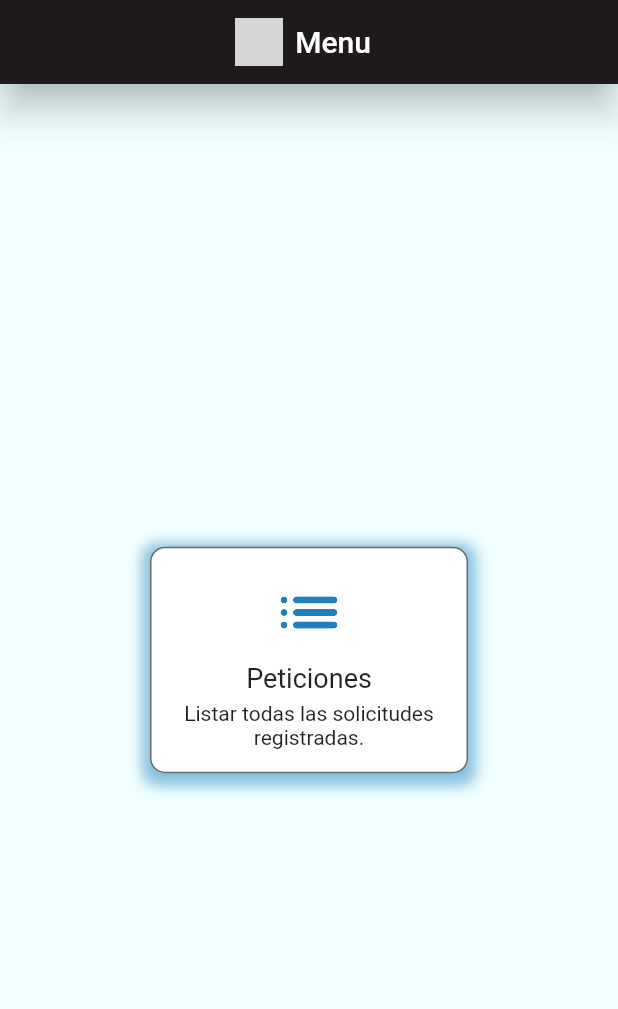
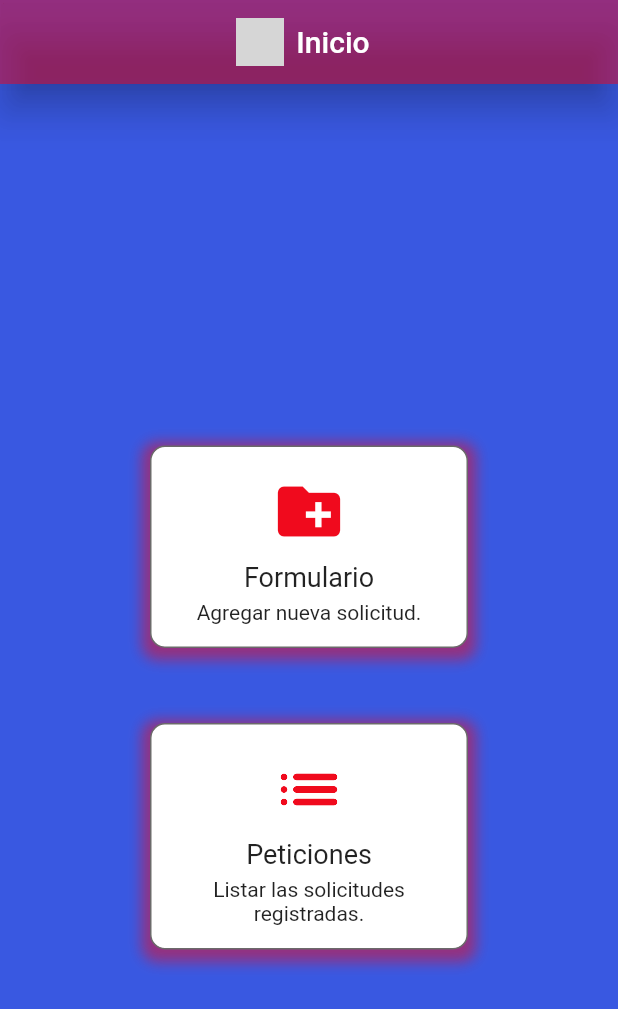
Before and after one commit to luis1234569/flutter_crud, a Flutter app: the screen it shows after launch, on a phone screen of 412 x 824 dp. Shown: the top 1009 px of the screen. Run offline on Flutter 3.47's test engine with Material 2 defaults, Android fonts, the phone set to English and light mode, and no system bars; our stand-ins replace flutter_rating_bar; network calls fail; grey boxes are pictures that could not be loaded.

Commit message:
creacion del icono eliminar cambio de colores mensajes en eliminar actualizar y crear nuevo widget de crear reubicacion del icono de crear

```diff
--- a/grupo_5_b_/lib/screens/home.dart
+++ b/grupo_5_b_/lib/screens/home.dart
@@ -20,7 +20,7 @@ class HomeScreen extends StatelessWidget {
               height: 32,
             ),
             Container(
-                padding: const EdgeInsets.all(8.0), child: const Text('Menu'))
+                padding: const EdgeInsets.all(8.0), child: const Text('Inicio'))
           ],
         ),
       ),
@@ -33,6 +33,57 @@ class HomeScreen extends StatelessWidget {
             child: Column(
               mainAxisAlignment: MainAxisAlignment.center,
               children: [
+
+                Padding(
+                  padding: const EdgeInsets.all(50),
+                  child: Container(
+                    decoration: BoxDecoration(
+                        borderRadius: const BorderRadius.all(Radius.circular(10)),
+                        boxShadow: [
+                          BoxShadow(
+                            color: AppTheme.secondary.withOpacity(0.5),
+                            spreadRadius: 5,
+                            blurRadius: 7,
+                            offset:
+                                const Offset(0, 3), // changes position of shadow
+                          )
+                        ],
+                        color: const Color.fromARGB(255, 255, 255, 255),
+                        border: Border.all(
+                            color: const Color.fromARGB(255, 107, 106, 106))),
+                    padding: const EdgeInsets.all(10),
+                    child: SizedBox(
+                      width: 190,
+                      child: Column(
+                        children: [
+                          IconButton(
+                            iconSize: 50.0,
+                            icon: const Icon(Icons.create_new_folder),
+                            color: AppTheme.secondary,
+                            onPressed: () {
+                              Navigator.pushNamed(context,'request-form');
+                            },
+                          ),
+                          const Text(
+                            "Formulario",
+                            style: TextStyle(fontSize: 18),
+                          ),
+                          const Padding(
+                            padding: EdgeInsets.all(5),
+                            child: Text(
+                              "Agregar nueva solicitud.",
+                              style: TextStyle(
+                                fontSize: 14,
+                              ),
+                              textAlign: TextAlign.center,
+                            ),
+                          )
+                        ],
+                      ),
+                    ),
+                  ),
+                ),
+
                 Container(
                   decoration: BoxDecoration(
                       borderRadius: const BorderRadius.all(Radius.circular(10)),
@@ -68,7 +119,7 @@ class HomeScreen extends StatelessWidget {
                         const Padding(
                           padding: EdgeInsets.all(5),
                           child: Text(
-                            "Listar todas las solicitudes registradas.",
+                            "Listar las solicitudes registradas.",
                             style: TextStyle(
                               fontSize: 14,
                             ),
--- a/grupo_5_b_/lib/themes/theme.dart
+++ b/grupo_5_b_/lib/themes/theme.dart
@@ -1,19 +1,20 @@
 import 'package:flutter/material.dart';
 
 class AppTheme {
-  static const Color primary = Color.fromARGB(255, 32, 27, 27);
-  static const Color secondary = Color.fromARGB(255, 33, 127, 190);
-  static const Color icon = Color.fromARGB(255, 8, 10, 53);
+  static const Color primary =Color.fromARGB(117, 255, 0, 21);
+  static const Color secondary = Color.fromARGB(255, 240, 10, 29);
+  static const Color icon = Color.fromARGB(255, 255, 255, 255);
+  static const Color text = Color.fromARGB(255, 255, 255, 255);
 
   static final ThemeData lightTheme = ThemeData.light().copyWith(
     primaryColor: primary,
-    scaffoldBackgroundColor: const Color.fromARGB(255, 240, 255, 255),
+    scaffoldBackgroundColor: Color.fromARGB(207, 11, 49, 218),
     appBarTheme: const AppBarTheme(color: primary, elevation: 10),
     floatingActionButtonTheme: const FloatingActionButtonThemeData(
       backgroundColor: Color.fromARGB(255, 0, 56, 50),
       foregroundColor: Colors.greenAccent,
       hoverColor: Color.fromARGB(255, 48, 145, 92),
-      splashColor: Colors.tealAccent,
+      splashColor: Color.fromARGB(132, 28, 86, 248),
     ),
     inputDecorationTheme: const InputDecorationTheme(
         floatingLabelStyle: TextStyle(color: icon),
```
Also changed, not shown: grupo_5_b_/lib/screens/form.dart (+3 -8 lines), grupo_5_b_/lib/screens/list.dart (+41 -32 lines), 1 other file.
